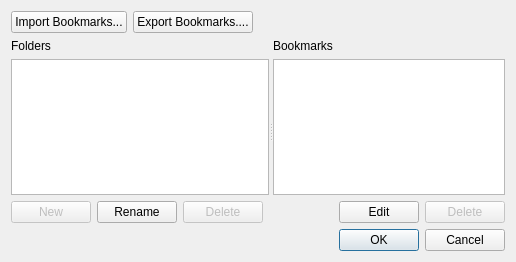
KDE/marble, file src/lib/BookmarkManagerDialog.ui: the form before one commit.
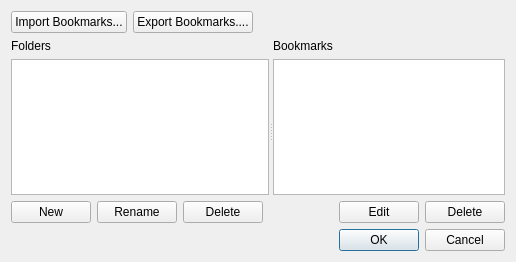
The form after the commit.

Commit message: Bookmark Manager: Delete folders, rename them, create new ones, delete bookmarks and edit bookmarks (including moving to other folders). Also adds support for importing .kml files. The only missing thing -- which I plan to make a junior job -- is drag & drop support. (Internal move to change the order of folders and bookmarks inside folders. Maybe also D&D between views to support dragging bookmarks quickly to other folders.)

```diff
--- a/src/lib/BookmarkManagerDialog.ui
+++ b/src/lib/BookmarkManagerDialog.ui
@@ -71,7 +71,7 @@
        <item row="2" column="0">
         <widget class="QPushButton" name="newFolderButton">
          <property name="enabled">
-          <bool>false</bool>
+          <bool>true</bool>
          </property>
          <property name="text">
           <string>New</string>
@@ -88,7 +88,7 @@
        <item row="2" column="2">
         <widget class="QPushButton" name="removeFolderPushButton">
          <property name="enabled">
-          <bool>false</bool>
+          <bool>true</bool>
          </property>
          <property name="text">
           <string>Delete</string>
@@ -145,7 +145,7 @@
        <item row="2" column="2">
         <widget class="QPushButton" name="removeBookmarkButton">
          <property name="enabled">
-          <bool>false</bool>
+          <bool>true</bool>
          </property>
          <property name="text">
           <string>Delete</string>
```
Left out of the diff: 2 changed lines with no effect on the pictures. The commit also changes 20 other files.
